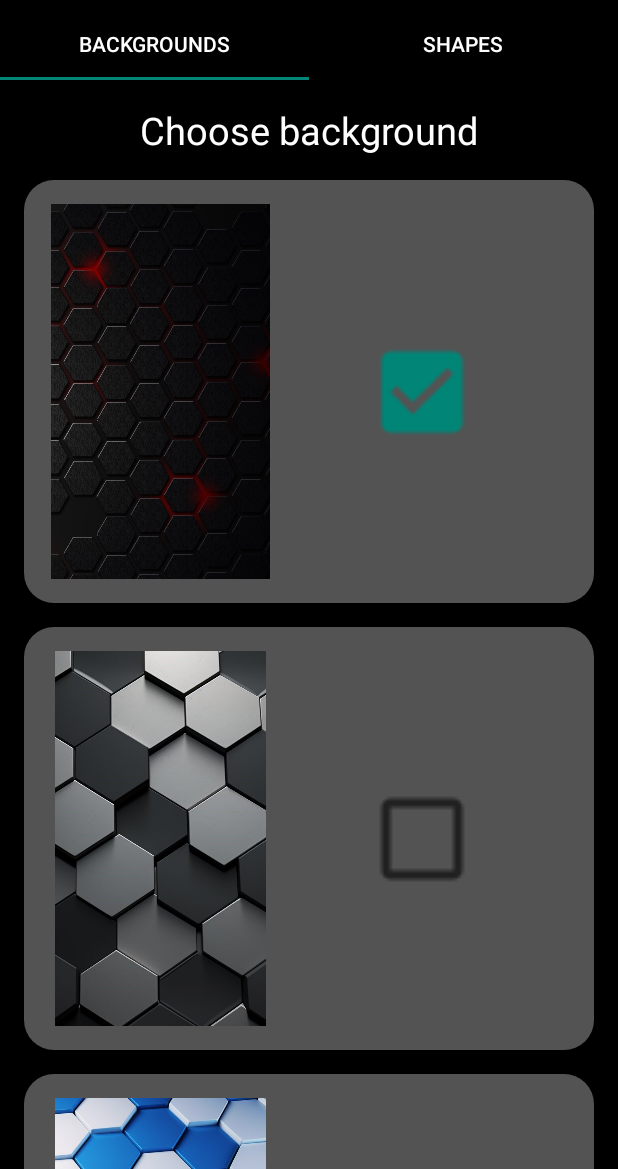
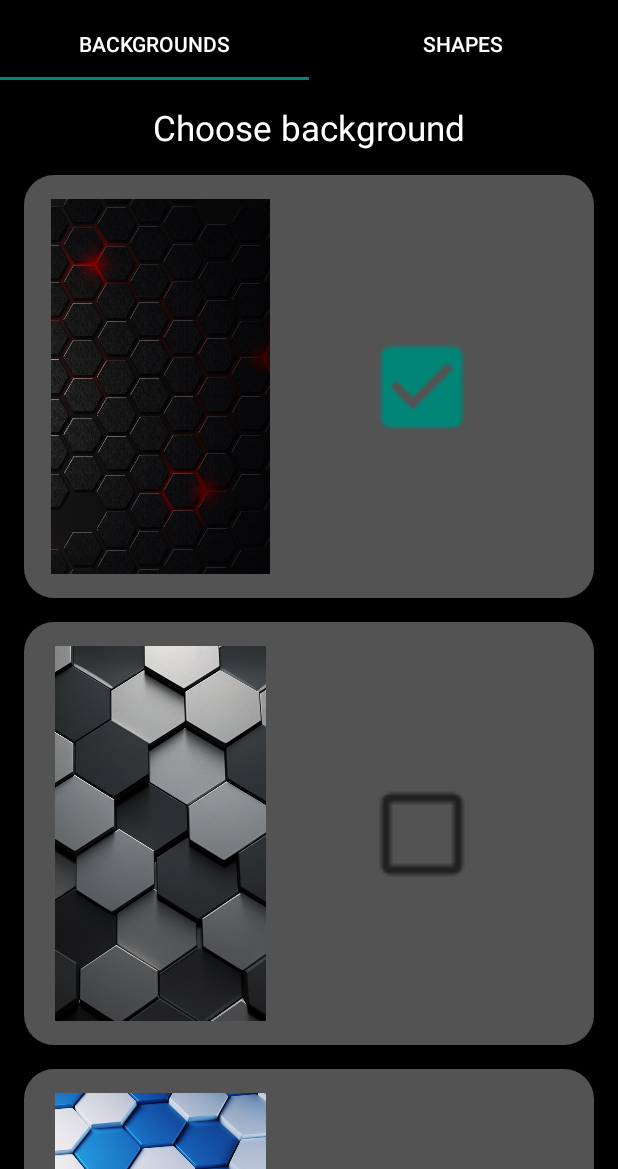
Before and after one commit to maratbelitski/MyTag, an Android app: the BackgroundFragment screen opened directly, with no data from a screen before it, on a phone screen of 412 x 824 dp, the part 67-1236 px from its top. Run offline under Robolectric (Android 15) with nearby library versions, the phone set to English and light mode, and no system bars.

Commit message:
MyTag v1.1.1

```diff
--- a/app/src/main/res/values/dimen.xml
+++ b/app/src/main/res/values/dimen.xml
@@ -8,6 +8,6 @@
     <dimen name="width_button_main">225dp</dimen>
 
     <dimen name="size_text_normal">17sp</dimen>
-    <dimen name="size_text_button">20sp</dimen>
-    <dimen name="size_text_big">25sp</dimen>
+    <dimen name="size_text_button">19sp</dimen>
+    <dimen name="size_text_big">23sp</dimen>
 </resources>
```
Also changed, not shown: app/src/main/java/com/example/mytag/MainActivity.java (+3 -4 lines), 1 other file.
